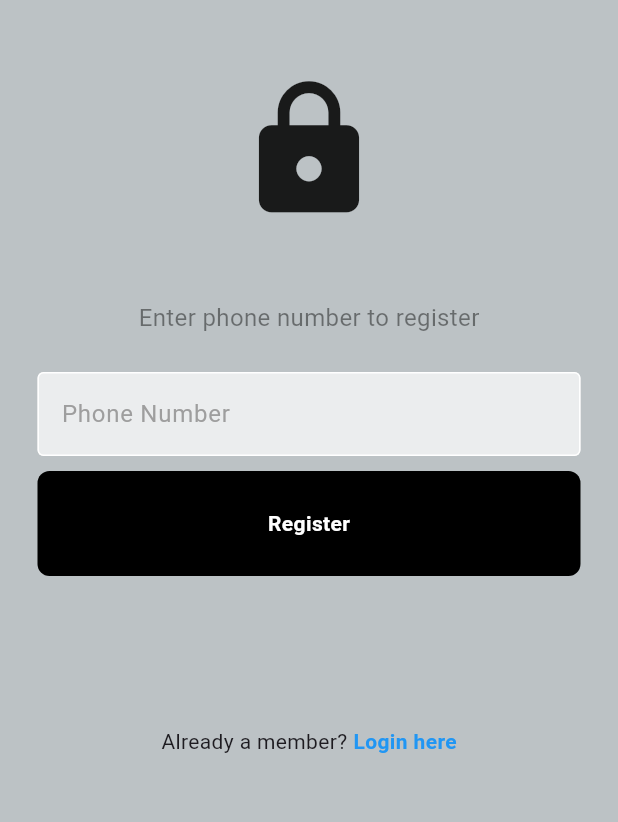
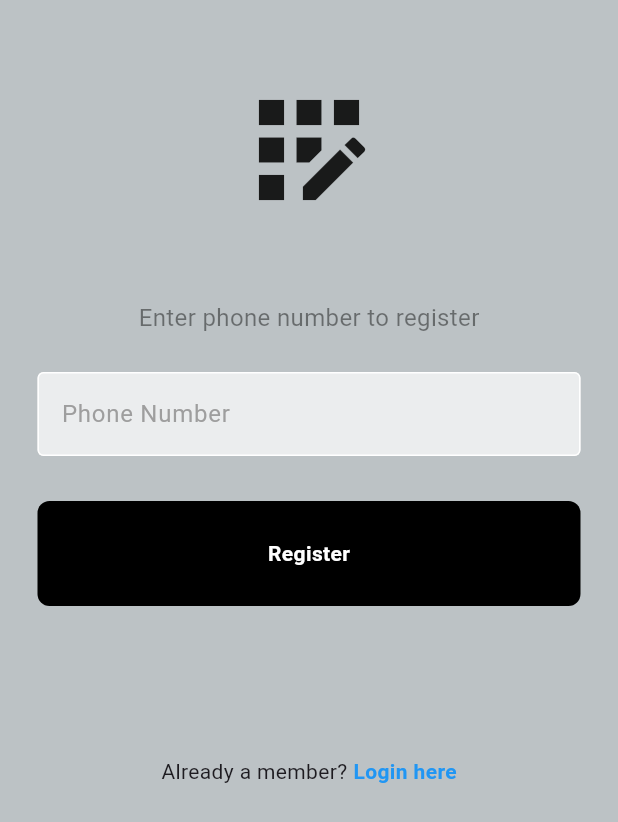
Before and after one commit to Caldwell10/Fare_payment_system, a Flutter app: the RegisterPage screen opened directly, on a phone screen of 412 x 824 dp. Shown: the top 822 px of the screen. Run offline on Flutter 3.47's test engine with Material 3 defaults, Android fonts, the phone set to English and light mode, and no system bars; our stand-ins replace cloud_firestore, firebase_auth, firebase_core, fl_chart, flutter_map, geocoding and 1 more; accounts and stored records are empty.

Commit message:
Added register functio nality

```diff
--- a/lib/pages/register_page.dart
+++ b/lib/pages/register_page.dart
@@ -1,4 +1,4 @@
-import 'package:fare_payment_system/controllers/phone_Authentication.dart';
+import 'package:fare_payment_system/controllers/phone_authentication.dart';
 import 'package:firebase_auth/firebase_auth.dart';
 import 'package:flutter/material.dart';
 import 'otp_verification_page.dart';
@@ -18,14 +18,15 @@ class _RegisterPageState extends State<RegisterPage> {
 
   void sendOTP() async {
     print("sendOTP called"); // Debug statement
+    String phoneNumber = '+254${phoneController.text.trim()}'; // Correctly format the phone number
     await PhoneAuthentication().sendOTPCode(
-      phoneController.text,
+      phoneNumber,
       (String verId) async {
         print("OTP sent, navigating to verification page with verId: $verId"); // Debug statement
         Navigator.push(
           context,
           MaterialPageRoute(
-            builder: (context) => OtpVerificationPage(verificationId: verId),
+            builder: (context) => OtpVerificationPage(verificationId: verId, phoneNumber: phoneNumber),
           ),
         );
       },
@@ -67,7 +68,10 @@ class _RegisterPageState extends State<RegisterPage> {
             child: Column(
               children: [
                 const SizedBox(height: 50),
-                const Icon(Icons.lock, size: 100),
+                const Icon(
+                  Icons.app_registration_outlined,
+                  size: 100,
+                ),
                 const SizedBox(height: 50),
                 const Text(
                   'Enter phone number to register',
@@ -79,7 +83,7 @@ class _RegisterPageState extends State<RegisterPage> {
                   hintText: 'Phone Number',
                   obscureTest: false,
                 ),
-                const SizedBox(height: 10),
+                const SizedBox(height: 30),
                 MyButton(
                   onTap: () {
                     print("Register button pressed"); // Debug statement
```
